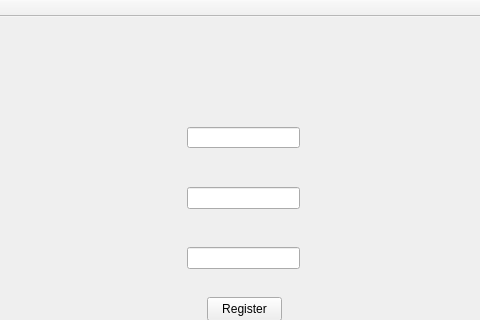
The window that Gartic-Frontend/Gartic-Frontend/RegisterWindow.ui (rusuuu/Professional-Googlers) describes before a commit, drawn with Qt 5; both pictures show x 93 to 573 and y 0 to 320 of the 680 by 523 pixel window.
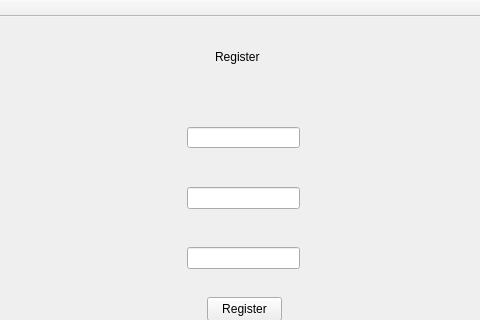
The same window after the commit.

Commit message: Added Register title in Register Page

Diff of the .ui file:
```diff
--- a/Gartic-Frontend/Gartic-Frontend/RegisterWindow.ui
+++ b/Gartic-Frontend/Gartic-Frontend/RegisterWindow.ui
@@ -57,6 +57,19 @@
      </rect>
     </property>
    </widget>
+   <widget class="QLabel" name="Register">
+    <property name="geometry">
+     <rect>
+      <x>308</x>
+      <y>30</y>
+      <width>51</width>
+      <height>20</height>
+     </rect>
+    </property>
+    <property name="text">
+     <string>Register</string>
+    </property>
+   </widget>
   </widget>
   <widget class="QMenuBar" name="menuBar">
    <property name="geometry">
```
